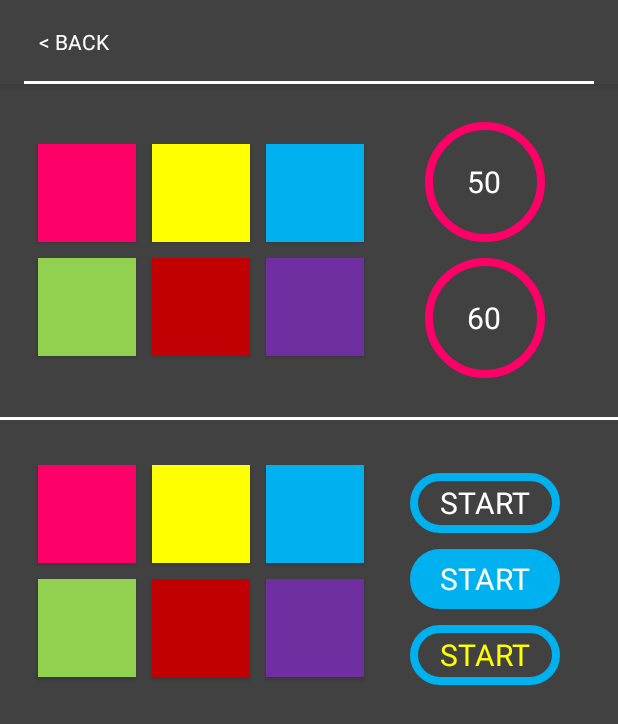
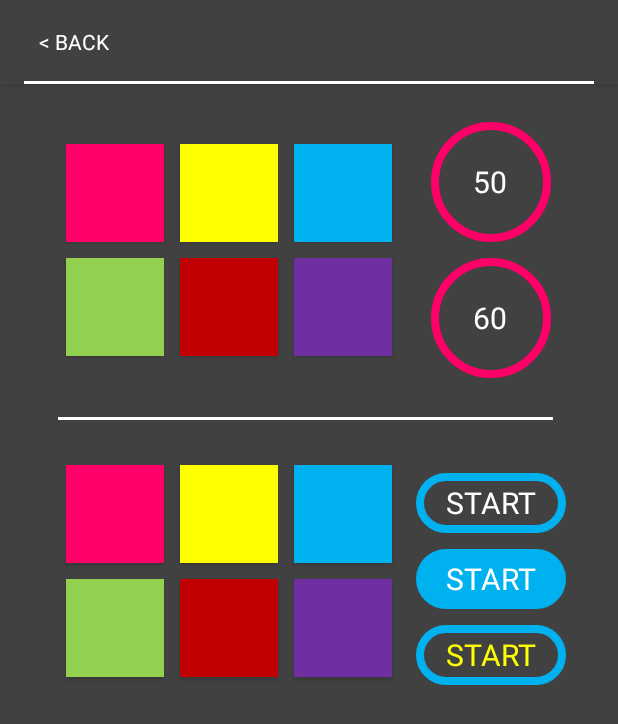
Before and after one commit to FinnYu/Cantus, an Android app: the SettingActivity screen opened directly, with no data from a screen before it, on a phone screen of 412 x 824 dp. Shown: the top 724 px of the screen. Run offline under Robolectric (Android 15) with nearby library versions, the phone set to English and light mode, and no system bars.

Commit message:
apply request, update build

```diff
--- a/app/src/main/java/com/nj/cantus/MainActivity.java
+++ b/app/src/main/java/com/nj/cantus/MainActivity.java
@@ -453,7 +453,7 @@ public class MainActivity extends AppCompatActivity
 			Log.i("result", result.toString());
 			btDevice = result.getDevice();
 			// Todo: 블루투스 모듈 이름
-			if (btDevice != null && btDevice.getName() != null && btDevice.getName().contains("HM"))
+			if (btDevice != null && btDevice.getName() != null && btDevice.getName().contains("CANTUS85"))
 				connectToDevice(btDevice);
 		}
 
@@ -545,6 +545,9 @@ public class MainActivity extends AppCompatActivity
 		int minute = r / 60;
 		r -= minute * 60;
 		int sec = r;
+
+		if (timerView != null)
+		{
 			timerView.setText(String.format(Locale.KOREA, "TIME\t\t%02d:%02d:%02d", hour, minute, sec));
 
 			// Todo: 시간 흐름 경고 제한 시간
@@ -552,6 +555,7 @@ public class MainActivity extends AppCompatActivity
 				timerView.setTextColor(Color.YELLOW);
 			else
 				timerView.setTextColor(Color.WHITE);
+		}
 	}
 
 	private void applyConnectionStatus()
@@ -599,6 +603,7 @@ public class MainActivity extends AppCompatActivity
 	public void resetTimer()
 	{
 		elapsedTime = 0;
+		setTime(elapsedTime);
 	}
 
 	public void startTimer() {
--- a/app/src/main/res/layout/setting.xml
+++ b/app/src/main/res/layout/setting.xml
@@ -6,6 +6,7 @@
     android:layout_height="match_parent"
     android:background="@color/colorPrimary"
     android:orientation="vertical"
+    android:gravity="center_horizontal"
     tools:context="com.nj.cantus.SettingActivity">
 
     <LinearLayout
@@ -15,7 +16,7 @@
         android:orientation="horizontal"
         android:id="@+id/group1"
         android:layout_marginTop="40dp"
-        android:layout_marginStart="20dp">
+        android:layout_marginStart="10dp">
 
         <Button
             android:id="@+id/color_speed_pink"
@@ -53,7 +54,7 @@
         android:layout_gravity="start"
         android:id="@+id/group2"
         android:orientation="horizontal"
-        android:layout_marginStart="20dp">
+        android:layout_marginStart="10dp">
 
 
         <Button
@@ -87,12 +88,12 @@
 
 
     <LinearLayout
-        android:layout_toRightOf="@id/group1"
+        android:layout_toEndOf="@id/group1"
         android:layout_width="wrap_content"
         android:layout_height="wrap_content"
         android:layout_gravity="center"
         android:layout_marginTop="20dp"
-        android:layout_marginLeft="30dp"
+        android:layout_marginStart="15dp"
         android:orientation="vertical">
 
         <RadioButton
@@ -124,10 +125,11 @@
 
     <RelativeLayout
         android:layout_below="@id/group2"
-        android:layout_width="match_parent"
+        android:layout_width="330dp"
         android:layout_height="2dp"
         android:layout_marginTop="30dp"
         android:layout_marginBottom="30dp"
+        android:layout_marginStart="10dp"
         android:id="@+id/line_group"
         android:background="@android:color/white"/>
 
@@ -138,7 +140,7 @@
         android:layout_height="wrap_content"
         android:layout_gravity="start"
         android:orientation="horizontal"
-        android:layout_marginStart="20dp">
+        android:layout_marginStart="10dp">
 
         <Button
             android:id="@+id/color_start_pink"
@@ -176,7 +178,7 @@
         android:layout_height="wrap_content"
         android:layout_gravity="start"
         android:orientation="horizontal"
-        android:layout_marginStart="20dp">
+        android:layout_marginStart="10dp">
 
 
         <Button
@@ -213,7 +215,7 @@
         android:layout_width="wrap_content"
         android:layout_height="wrap_content"
         android:layout_gravity="center"
-        android:layout_marginLeft="20dp"
+        android:layout_marginLeft="5dp"
         android:orientation="vertical">
 
 
```
Also changed, not shown: 8 other files. Lines whose indentation alone changed are shown as unchanged.
